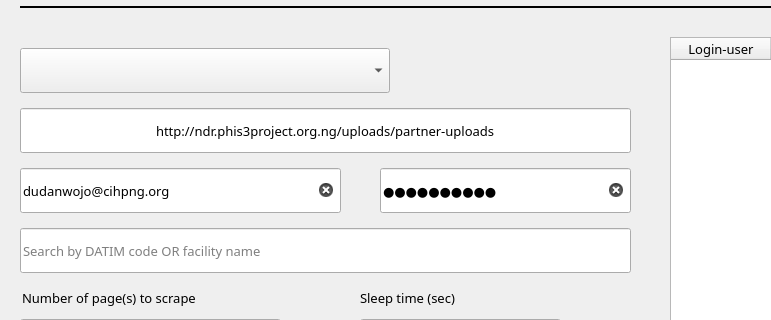
The window that ui/UploadScrapper.ui (git-dave/ndr_utility) describes before a commit, drawn with Qt 5; both pictures show x 0 to 771 and y 123 to 443 of the 1330 by 700 pixel window.
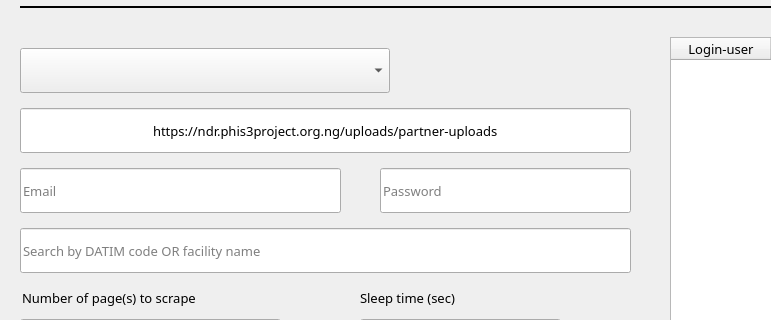
The same window after the commit. Icons and pictures are not drawn.

The edit to the form file:
```diff
--- a/ui/UploadScrapper.ui
+++ b/ui/UploadScrapper.ui
@@ -194,7 +194,7 @@
      </font>
     </property>
     <property name="text">
-     <string>http://ndr.phis3project.org.ng/uploads/partner-uploads</string>
+     <string>https://ndr.phis3project.org.ng/uploads/partner-uploads</string>
     </property>
     <property name="frame">
      <bool>true</bool>
@@ -231,7 +231,7 @@
      <string/>
     </property>
     <property name="text">
-     <string>dudanwojo@cihpng.org</string>
+     <string/>
     </property>
     <property name="placeholderText">
      <string>Email</string>
@@ -256,7 +256,7 @@
      </font>
     </property>
     <property name="text">
-     <string>Focus#2021</string>
+     <string/>
     </property>
     <property name="echoMode">
      <enum>QLineEdit::Password</enum>
```
Left out of the diff: 4 changed lines with no effect on the pictures.
